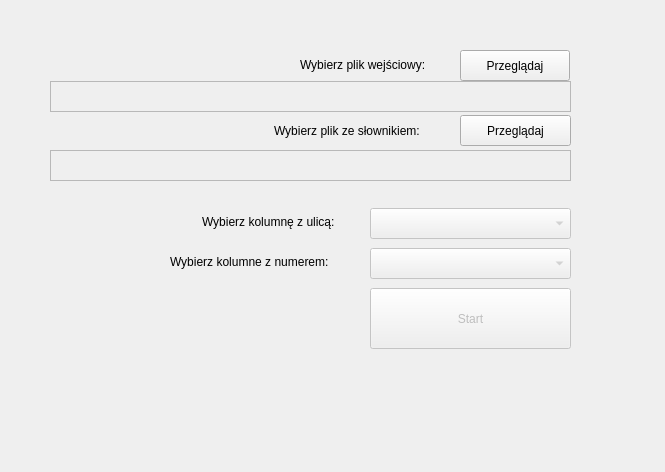
Before: the Qt Designer form test.ui in torgiren/hackyeah_xcity, drawn with Qt 5.
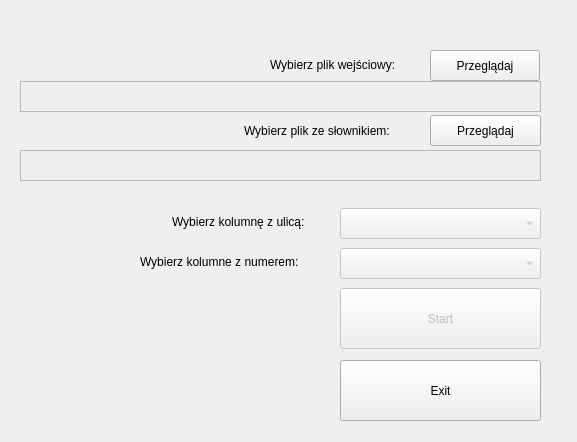
After: the same form once the commit is applied.

Commit message: dodanie statusu i zmiany kosmetyczne

What changed in the file:
```diff
--- a/test.ui
+++ b/test.ui
@@ -6,8 +6,8 @@
    <rect>
     <x>0</x>
     <y>0</y>
-    <width>665</width>
-    <height>472</height>
+    <width>577</width>
+    <height>442</height>
    </rect>
   </property>
   <property name="windowTitle">
@@ -19,7 +19,7 @@
    </property>
    <property name="geometry">
     <rect>
-     <x>370</x>
+     <x>340</x>
      <y>288</y>
      <width>201</width>
      <height>61</height>
@@ -35,7 +35,7 @@
    </property>
    <property name="geometry">
     <rect>
-     <x>370</x>
+     <x>340</x>
      <y>208</y>
      <width>201</width>
      <height>31</height>
@@ -48,7 +48,7 @@
    </property>
    <property name="geometry">
     <rect>
-     <x>370</x>
+     <x>340</x>
      <y>248</y>
      <width>201</width>
      <height>31</height>
@@ -58,7 +58,7 @@
   <widget class="QLabel" name="label_ulica">
    <property name="geometry">
     <rect>
-     <x>202</x>
+     <x>172</x>
      <y>212</y>
      <width>160</width>
      <height>20</height>
@@ -71,7 +71,7 @@
   <widget class="QLabel" name="label_numer">
    <property name="geometry">
     <rect>
-     <x>170</x>
+     <x>140</x>
      <y>251</y>
      <width>201</width>
      <height>21</height>
@@ -84,7 +84,7 @@
   <widget class="QLabel" name="label_ulica_2">
    <property name="geometry">
     <rect>
-     <x>300</x>
+     <x>270</x>
      <y>50</y>
      <width>161</width>
      <height>30</height>
@@ -97,7 +97,7 @@
   <widget class="QPushButton" name="input_button">
    <property name="geometry">
     <rect>
-     <x>460</x>
+     <x>430</x>
      <y>50</y>
      <width>110</width>
      <height>31</height>
@@ -110,7 +110,7 @@
   <widget class="QLabel" name="label_ulica_3">
    <property name="geometry">
     <rect>
-     <x>274</x>
+     <x>244</x>
      <y>116</y>
      <width>181</width>
      <height>30</height>
@@ -123,7 +123,7 @@
   <widget class="QPushButton" name="slownik_button">
    <property name="geometry">
     <rect>
-     <x>460</x>
+     <x>430</x>
      <y>115</y>
      <width>111</width>
      <height>31</height>
@@ -139,7 +139,7 @@
    </property>
    <property name="geometry">
     <rect>
-     <x>50</x>
+     <x>20</x>
      <y>81</y>
      <width>521</width>
      <height>31</height>
@@ -158,7 +158,7 @@
    </property>
    <property name="geometry">
     <rect>
-     <x>50</x>
+     <x>20</x>
      <y>150</y>
      <width>521</width>
      <height>31</height>
@@ -171,6 +171,32 @@
     </size>
    </property>
   </widget>
+  <widget class="QPushButton" name="pushButton_exit">
+   <property name="geometry">
+    <rect>
+     <x>340</x>
+     <y>360</y>
+     <width>201</width>
+     <height>61</height>
+    </rect>
+   </property>
+   <property name="text">
+    <string>Exit</string>
+   </property>
+  </widget>
+  <widget class="QLabel" name="label_status">
+   <property name="geometry">
+    <rect>
+     <x>50</x>
+     <y>310</y>
+     <width>271</width>
+     <height>20</height>
+    </rect>
+   </property>
+   <property name="text">
+    <string/>
+   </property>
+  </widget>
  </widget>
  <resources/>
  <connections/>
```
The commit also changes 2 other files.
